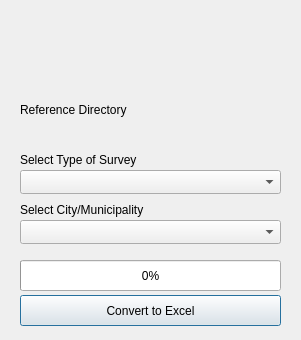
First picture: the form in gpkg_to_excel_dialog.ui, repository Syano18/GeoFASU_Mod, before the edit.
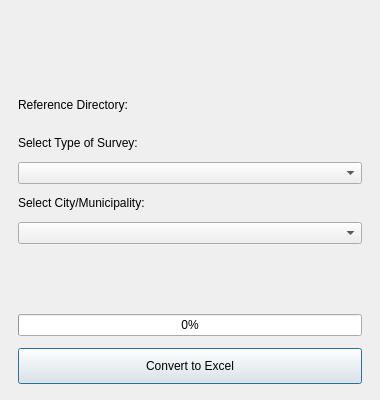
Second picture: the form after the edit. Icons and pictures are not drawn. Custom widgets are drawn as their Qt base class.

```diff
--- a/gpkg_to_excel_dialog.ui
+++ b/gpkg_to_excel_dialog.ui
@@ -6,29 +6,47 @@
    <rect>
     <x>0</x>
     <y>0</y>
-    <width>301</width>
-    <height>340</height>
+    <width>380</width>
+    <height>400</height>
    </rect>
   </property>
+  <property name="minimumSize">
+   <size>
+    <width>360</width>
+    <height>380</height>
+   </size>
+  </property>
   <property name="windowTitle">
    <string>Convert Geopackage to Excel</string>
   </property>
-  <property name="sizeGripEnabled">
-   <bool>false</bool>
-  </property>
+  <layout class="QVBoxLayout" name="mainLayout">
+   <property name="spacing">
+    <number>12</number>
+   </property>
+   <property name="leftMargin">
+    <number>18</number>
+   </property>
+   <property name="topMargin">
+    <number>16</number>
+   </property>
+   <property name="rightMargin">
+    <number>18</number>
+   </property>
+   <property name="bottomMargin">
+    <number>16</number>
+   </property>
+   <item>
   <widget class="QLabel" name="iconLabel">
-   <property name="geometry">
-    <rect>
-     <x>11</x>
-     <y>11</y>
-     <width>279</width>
-     <height>80</height>
-    </rect>
-   </property>
    <property name="minimumSize">
     <size>
-     <width>64</width>
-     <height>64</height>
+       <width>0</width>
+       <height>70</height>
+      </size>
+     </property>
+     <property name="maximumSize">
+      <size>
+       <width>16777215</width>
+       <height>85</height>
     </size>
    </property>
    <property name="text">
@@ -38,113 +56,87 @@
     <pixmap>icons/logo.png</pixmap>
    </property>
    <property name="scaledContents">
-    <bool>true</bool>
-   </property>
-  </widget>
-  
+      <bool>false</bool>
+     </property>
+     <property name="alignment">
+      <set>Qt::AlignCenter</set>
+     </property>
+    </widget>
+   </item>
+   <item>
   <widget class="QLabel" name="label_1">
-   <property name="geometry">
-    <rect>
-     <x>20</x>
-     <y>100</y>
-     <width>131</width>
-     <height>20</height>
-    </rect>
-   </property>
    <property name="text">
-    <string>Reference Directory</string>
-   </property>
-  </widget>
+      <string>Reference Directory:</string>
+     </property>
+    </widget>
+   </item>
+   <item>
   <widget class="QgsFileWidget" name="fileWidget">
-   <property name="geometry">
-    <rect>
-     <x>20</x>
-     <y>120</y>
-     <width>261</width>
-     <height>24</height>
-    </rect>
-   </property>
    <property name="storageMode">
     <enum>QgsFileWidget::GetDirectory</enum>
    </property>
   </widget>
-  
+   </item>
+   <item>
   <widget class="QLabel" name="label_2">
-   <property name="geometry">
-    <rect>
-     <x>20</x>
-     <y>150</y>
-     <width>131</width>
-     <height>20</height>
-    </rect>
-   </property>
    <property name="text">
-    <string>Select Type of Survey</string>
-   </property>
-  </widget>
-  <widget class="QComboBox" name="comboxNOS">
-   <property name="geometry">
-    <rect>
-     <x>20</x>
-     <y>170</y>
-     <width>261</width>
-     <height>24</height>
-    </rect>
-   </property>
-  </widget>
-
+      <string>Select Type of Survey:</string>
+     </property>
+    </widget>
+   </item>
+   <item>
+    <widget class="QComboBox" name="comboxNOS"/>
+   </item>
+   <item>
   <widget class="QLabel" name="label_3">
-   <property name="geometry">
-    <rect>
-     <x>20</x>
-     <y>200</y>
-     <width>131</width>
-     <height>20</height>
-    </rect>
-   </property>
    <property name="text">
-    <string>Select City/Municipality</string>
-   </property>
-  </widget>
-  <widget class="QComboBox" name="comboxMun">
-   <property name="geometry">
-    <rect>
-     <x>20</x>
-     <y>220</y>
-     <width>261</width>
-     <height>24</height>
-    </rect>
-   </property>
-  </widget>
-
-
-  
+      <string>Select City/Municipality:</string>
+     </property>
+    </widget>
+   </item>
+   <item>
+    <widget class="QComboBox" name="comboxMun"/>
+   </item>
+   <item>
+    <spacer name="verticalSpacer">
+     <property name="orientation">
+      <enum>Qt::Vertical</enum>
+     </property>
+     <property name="sizeHint" stdset="0">
+      <size>
+       <width>20</width>
+       <height>8</height>
+      </size>
+     </property>
+    </spacer>
+   </item>
+   <item>
   <widget class="QProgressBar" name="progressBar">
-   <property name="geometry">
-    <rect>
-     <x>20</x>
-     <y>260</y>
-     <width>261</width>
-     <height>31</height>
-    </rect>
-   </property>
    <property name="value">
     <number>0</number>
    </property>
-  </widget>
+     <property name="alignment">
+      <set>Qt::AlignCenter</set>
+     </property>
+    </widget>
+   </item>
+   <item>
   <widget class="QPushButton" name="runButton">
-   <property name="geometry">
-    <rect>
-     <x>20</x>
-     <y>295</y>
-     <width>261</width>
-     <height>31</height>
-    </rect>
+     <property name="minimumSize">
+      <size>
+       <width>0</width>
+       <height>36</height>
+      </size>
+     </property>
+     <property name="cursor">
+      <cursorShape>PointingHandCursor</cursorShape>
    </property>
    <property name="text">
     <string>Convert to Excel</string>
    </property>
   </widget>
+   </item>
+  </layout>
  </widget>
  <customwidgets>
   <customwidget>
```
Left out of the diff: 2 changed lines with no effect on the pictures. Lines whose indentation alone changed are shown as unchanged.
